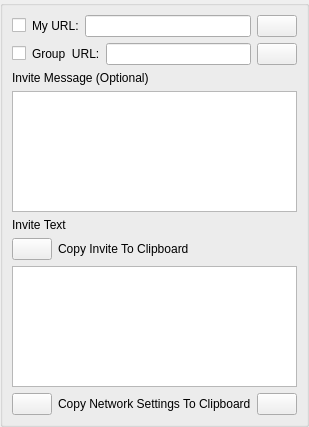
The window that GoTvApps/GoTvCommon/Forms/AppletInviteCreate.ui (brettrjones-github/nolimitconnect) describes before a commit, drawn with Qt 5.
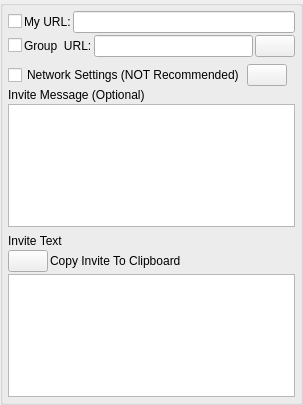
The same window after the commit. Custom widgets are drawn as their Qt base class.

Commit message: Work on Invite system

The edit to the form file:
```diff
--- a/GoTvApps/GoTvCommon/Forms/AppletInviteCreate.ui
+++ b/GoTvApps/GoTvCommon/Forms/AppletInviteCreate.ui
@@ -7,7 +7,7 @@
     <x>0</x>
     <y>0</y>
     <width>303</width>
-    <height>427</height>
+    <height>405</height>
    </rect>
   </property>
   <property name="sizePolicy">
@@ -65,6 +65,21 @@
       <string/>
      </property>
      <layout class="QVBoxLayout" name="verticalLayout_2">
+      <property name="spacing">
+       <number>2</number>
+      </property>
+      <property name="leftMargin">
+       <number>5</number>
+      </property>
+      <property name="topMargin">
+       <number>5</number>
+      </property>
+      <property name="rightMargin">
+       <number>5</number>
+      </property>
+      <property name="bottomMargin">
+       <number>5</number>
+      </property>
       <item>
        <layout class="QHBoxLayout" name="horizontalLayout_3">
         <item>
@@ -88,13 +103,6 @@
           </property>
          </widget>
         </item>
-        <item>
-         <widget class="VxPushButton" name="m_CopyMyUrlButton">
-          <property name="text">
-           <string/>
-          </property>
-         </widget>
-        </item>
        </layout>
       </item>
       <item>
@@ -130,14 +138,48 @@
         <property name="orientation">
          <enum>Qt::Vertical</enum>
         </property>
+        <property name="sizeType">
+         <enum>QSizePolicy::Fixed</enum>
+        </property>
         <property name="sizeHint" stdset="0">
          <size>
           <width>20</width>
-          <height>40</height>
+          <height>5</height>
          </size>
         </property>
        </spacer>
       </item>
+      <item>
+       <layout class="QHBoxLayout" name="horizontalLayout_4">
+        <item>
+         <widget class="QCheckBox" name="m_NetworkSettingsCheckBox">
+          <property name="text">
+           <string>Network Settings (NOT Recommended)</string>
+          </property>
+         </widget>
+        </item>
+        <item>
+         <widget class="VxPushButton" name="m_NetworkSettingsInfoButton">
+          <property name="text">
+           <string/>
+          </property>
+         </widget>
+        </item>
+        <item>
+         <spacer name="horizontalSpacer">
+          <property name="orientation">
+           <enum>Qt::Horizontal</enum>
+          </property>
+          <property name="sizeHint" stdset="0">
+           <size>
+            <width>40</width>
+            <height>20</height>
+           </size>
+          </property>
+         </spacer>
+        </item>
+       </layout>
+      </item>
       <item>
        <widget class="QLabel" name="label">
         <property name="text">
@@ -163,10 +205,13 @@
         <property name="orientation">
          <enum>Qt::Vertical</enum>
         </property>
+        <property name="sizeType">
+         <enum>QSizePolicy::Fixed</enum>
+        </property>
         <property name="sizeHint" stdset="0">
          <size>
           <width>20</width>
-          <height>40</height>
+          <height>5</height>
          </size>
         </property>
        </spacer>
@@ -218,49 +263,6 @@
         </property>
        </widget>
       </item>
-      <item>
-       <layout class="QHBoxLayout" name="horizontalLayout_4">
-        <item>
-         <widget class="VxPushButton" name="m_CopyNetworkSettingsButton">
-          <property name="sizePolicy">
-           <sizepolicy hsizetype="Minimum" vsizetype="Minimum">
-            <horstretch>0</horstretch>
-            <verstretch>0</verstretch>
-           </sizepolicy>
-          </property>
-          <property name="text">
-           <string/>
-          </property>
-         </widget>
-        </item>
-        <item>
-         <widget class="QLabel" name="m_CopyNetworkLabel">
-          <property name="sizePolicy">
-           <sizepolicy hsizetype="Expanding" vsizetype="Preferred">
-            <horstretch>0</horstretch>
-            <verstretch>0</verstretch>
-           </sizepolicy>
-          </property>
-          <property name="text">
-           <string>Copy Network Settings To Clipboard</string>
-          </property>
-         </widget>
-        </item>
-        <item>
-         <widget class="VxPushButton" name="m_CopyNetworkSettingsInfoButton">
-          <property name="sizePolicy">
-           <sizepolicy hsizetype="Minimum" vsizetype="Minimum">
-            <horstretch>0</horstretch>
-            <verstretch>0</verstretch>
-           </sizepolicy>
-          </property>
-          <property name="text">
-           <string/>
-          </property>
-         </widget>
-        </item>
-       </layout>
-      </item>
      </layout>
     </widget>
    </item>
```
Left out of the diff: 2 changed lines with no effect on the pictures. The commit also changes 30 other files.
